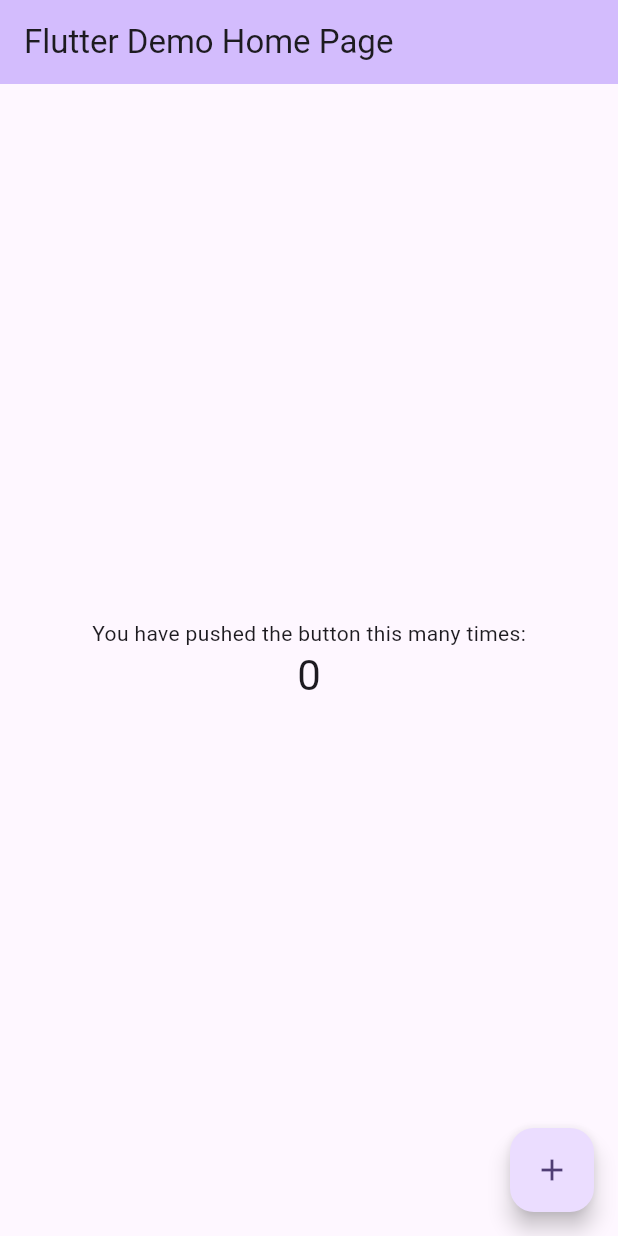
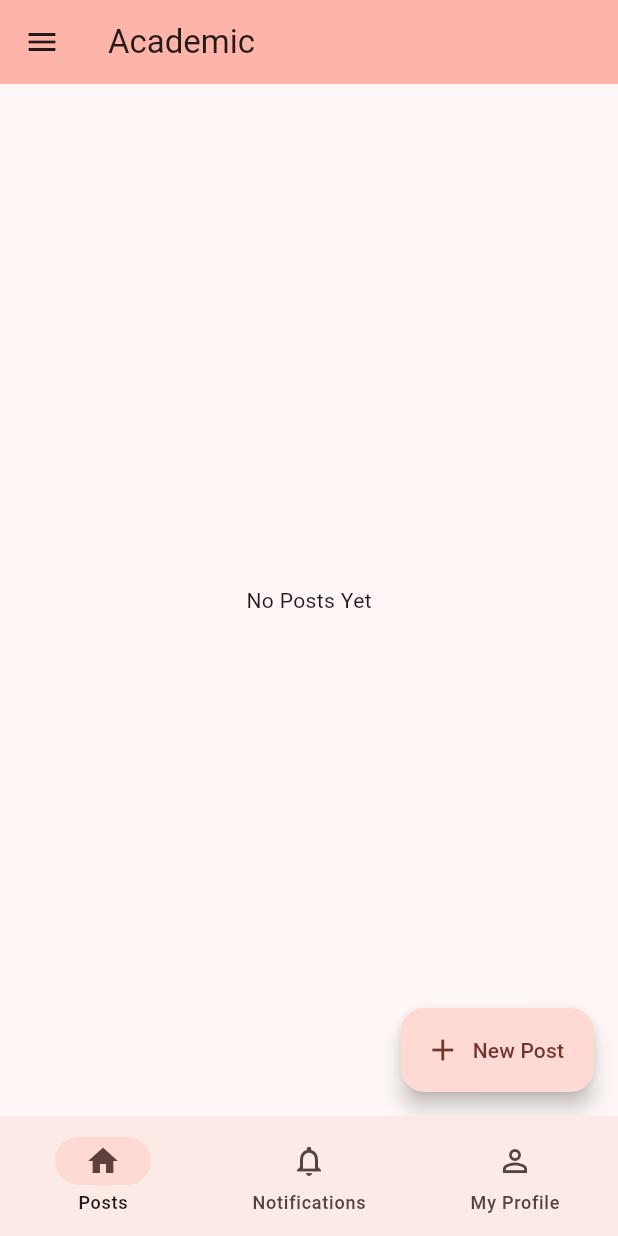
Before and after one commit to nenesekai/usc_tree_hole, a Flutter app: the screen it shows after launch, on a phone screen of 412 x 824 dp. Run offline on Flutter 3.47's test engine with Material 3 defaults, Android fonts, the phone set to English and light mode, and no system bars; our stand-ins replace cloud_firestore, firebase_core; accounts and stored records are empty.

Commit message:
implemented basic interfaces like posts and basic routing

```diff
--- /dev/null
+++ b/lib/data/post_provider.dart
@@ -0,0 +1,66 @@
+import 'dart:async';
+
+import 'package:cloud_firestore/cloud_firestore.dart';
+import 'package:usc_tree_hole/model/post.dart';
+
+abstract class PostProvider {
+  Stream<List<Post>> get allPosts;
+  Future<void> addPost(Post post);
+  Future<Post> getPostById(String postId);
+  void loadAllPosts([String? category]);
+  void dispose();
+}
+
+class FirestorePostProvider implements PostProvider {
+  FirestorePostProvider() {
+    allPosts = _allPostsController.stream;
+  }
+
+  final StreamController<List<Post>> _allPostsController = StreamController();
+
+  @override
+  late final Stream<List<Post>> allPosts;
+
+  @override
+  Future<void> addPost(Post post) {
+    final posts = FirebaseFirestore.instance.collection('posts');
+    return posts.add({
+      'title': post.title,
+      'content': post.content,
+    });
+  }
+
+  @override
+  void loadAllPosts([String? category]) {
+    Query collection = FirebaseFirestore.instance.collection('posts');
+
+    if (category != null) {
+      collection = collection.where('category', isEqualTo: category);
+    }
+
+    final querySnapshot = collection.snapshots();
+
+    querySnapshot.listen((event) {
+      final posts = event.docs.map((DocumentSnapshot doc) {
+        return Post.fromSnapshot(doc);
+      }).toList();
+
+      _allPostsController.add(posts);
+    });
+  }
+
+  @override
+  @override
+  void dispose() {
+    _allPostsController.close();
+  }
+
+  @override
+  Future<Post> getPostById(String postId) {
+    return FirebaseFirestore.instance
+        .collection('posts')
+        .doc(postId)
+        .get()
+        .then((DocumentSnapshot doc) => Post.fromSnapshot(doc));
+  }
+}
--- /dev/null
+++ b/lib/data/user_provider.dart
@@ -0,0 +1,6 @@
+import 'package:usc_tree_hole/model/user.dart';
+
+abstract class UserProvider {
+  Future<User> getUserById(String userId);
+  void dispose();
+}
--- a/lib/main.dart
+++ b/lib/main.dart
@@ -1,125 +1,81 @@
 import 'package:flutter/material.dart';
+import 'package:firebase_core/firebase_core.dart';
+import 'package:usc_tree_hole/view/notifications_page.dart';
+import 'package:usc_tree_hole/view/posts_page.dart';
+import 'firebase_options.dart';
 
-void main() {
+void main() async {
+  // Initialize Firebase
+  WidgetsFlutterBinding.ensureInitialized();
+  await Firebase.initializeApp(
+    options: DefaultFirebaseOptions.currentPlatform,
+  );
+
   runApp(const MyApp());
 }
 
 class MyApp extends StatelessWidget {
   const MyApp({super.key});
 
-  // This widget is the root of your application.
   @override
   Widget build(BuildContext context) {
     return MaterialApp(
-      title: 'Flutter Demo',
+      title: 'USC Tree Hole',
       theme: ThemeData(
-        // This is the theme of your application.
-        //
-        // TRY THIS: Try running your application with "flutter run". You'll see
-        // the application has a purple toolbar. Then, without quitting the app,
-        // try changing the seedColor in the colorScheme below to Colors.green
-        // and then invoke "hot reload" (save your changes or press the "hot
-        // reload" button in a Flutter-supported IDE, or press "r" if you used
-        // the command line to start the app).
-        //
-        // Notice that the counter didn't reset back to zero; the application
-        // state is not lost during the reload. To reset the state, use hot
-        // restart instead.
-        //
-        // This works for code too, not just values: Most code changes can be
-        // tested with just a hot reload.
-        colorScheme: ColorScheme.fromSeed(seedColor: Colors.deepPurple),
+        colorScheme: ColorScheme.fromSeed(seedColor: Colors.red),
         useMaterial3: true,
       ),
-      home: const MyHomePage(title: 'Flutter Demo Home Page'),
+      home: const HomePage(),
     );
   }
 }
 
-class MyHomePage extends StatefulWidget {
-  const MyHomePage({super.key, required this.title});
+class HomePage extends StatefulWidget {
+  const HomePage({super.key});
 
-  // This widget is the home page of your application. It is stateful, meaning
-  // that it has a State object (defined below) that contains fields that affect
-  // how it looks.
-
-  // This class is the configuration for the state. It holds the values (in this
-  // case the title) provided by the parent (in this case the App widget) and
-  // used by the build method of the State. Fields in a Widget subclass are
-  // always marked "final".
-
-  final String title;
+  static const unselectedIcons = <IconData>[
+    Icons.home_outlined,
+    Icons.notifications_outlined,
+    Icons.person_outline
+  ];
+  static const selectedIcons = <IconData>[
+    Icons.home,
+    Icons.notifications,
+    Icons.person,
+  ];
+  static const labels = <String>[
+    'Posts',
+    'Notifications',
+    'My Profile',
+  ];
 
   @override
-  State<MyHomePage> createState() => _MyHomePageState();
+  State<HomePage> createState() => _HomePageState();
 }
 
-class _MyHomePageState extends State<MyHomePage> {
-  int _counter = 0;
-
-  void _incrementCounter() {
-    setState(() {
-      // This call to setState tells the Flutter framework that something has
-      // changed in this State, which causes it to rerun the build method below
-      // so that the display can reflect the updated values. If we changed
-      // _counter without calling setState(), then the build method would not be
-      // called again, and so nothing would appear to happen.
-      _counter++;
-    });
-  }
+class _HomePageState extends State<HomePage> {
+  int _selectedPage = 0;
 
   @override
   Widget build(BuildContext context) {
-    // This method is rerun every time setState is called, for instance as done
-    // by the _incrementCounter method above.
-    //
-    // The Flutter framework has been optimized to make rerunning build methods
-    // fast, so that you can just rebuild anything that needs updating rather
-    // than having to individually change instances of widgets.
     return Scaffold(
-      appBar: AppBar(
-        // TRY THIS: Try changing the color here to a specific color (to
-        // Colors.amber, perhaps?) and trigger a hot reload to see the AppBar
-        // change color while the other colors stay the same.
-        backgroundColor: Theme.of(context).colorScheme.inversePrimary,
-        // Here we take the value from the MyHomePage object that was created by
-        // the App.build method, and use it to set our appbar title.
-        title: Text(widget.title),
+      body: <Widget>[
+        const PostsPage(),
+        const NotificationsPage(),
+        Placeholder(),
+      ][_selectedPage],
+      bottomNavigationBar: NavigationBar(
+        destinations: [
+          for (int i = 0; i < 3; ++i)
+            NavigationDestination(
+              icon: Icon(HomePage.unselectedIcons[i]),
+              selectedIcon: Icon(HomePage.selectedIcons[i]),
+              label: HomePage.labels[i],
+            )
+        ],
+        selectedIndex: _selectedPage,
+        onDestinationSelected: (value) => setState(() => _selectedPage = value),
       ),
-      body: Center(
-        // Center is a layout widget. It takes a single child and positions it
-        // in the middle of the parent.
-        child: Column(
-          // Column is also a layout widget. It takes a list of children and
-          // arranges them vertically. By default, it sizes itself to fit its
-          // children horizontally, and tries to be as tall as its parent.
-          //
-          // Column has various properties to control how it sizes itself and
-          // how it positions its children. Here we use mainAxisAlignment to
-          // center the children vertically; the main axis here is the vertical
-          // axis because Columns are vertical (the cross axis would be
-          // horizontal).
-          //
-          // TRY THIS: Invoke "debug painting" (choose the "Toggle Debug Paint"
-          // action in the IDE, or press "p" in the console), to see the
-          // wireframe for each widget.
-          mainAxisAlignment: MainAxisAlignment.center,
-          children: <Widget>[
-            const Text(
-              'You have pushed the button this many times:',
-            ),
-            Text(
-              '$_counter',
-              style: Theme.of(context).textTheme.headlineMedium,
-            ),
-          ],
-        ),
-      ),
-      floatingActionButton: FloatingActionButton(
-        onPressed: _incrementCounter,
-        tooltip: 'Increment',
-        child: const Icon(Icons.add),
-      ), // This trailing comma makes auto-formatting nicer for build methods.
     );
   }
 }
--- /dev/null
+++ b/lib/model/post.dart
@@ -0,0 +1,30 @@
+import 'package:cloud_firestore/cloud_firestore.dart';
+
+typedef PostPressedCallback = void Function(Post post);
+typedef ClosePostPressedCallback = void Function();
+
+class Post {
+  static const postCategory = <String>['Academic', 'Life', 'Event'];
+
+  final String id;
+  final String title;
+  final String content;
+  final String category;
+
+  Post._({
+    required this.id,
+    required this.title,
+    required this.content,
+    required this.category,
+  });
+
+  factory Post.fromSnapshot(DocumentSnapshot snapshot) {
+    final data = snapshot.data() as Map<String, dynamic>;
+    return Post._(
+      id: snapshot.id,
+      title: data['title'],
+      content: data['content'],
+      category: data['category'],
+    );
+  }
+}
--- /dev/null
+++ b/lib/view/post_page.dart
@@ -0,0 +1,22 @@
+import 'package:flutter/material.dart';
+import 'package:usc_tree_hole/model/post.dart';
+
+class PostPage extends StatelessWidget {
+  static const route = '/post';
+
+  const PostPage({super.key, required this.post});
+
+  final Post post;
+
+  @override
+  Widget build(BuildContext context) {
+    return Center(
+      child: Column(
+        children: [
+          Text(post.title ?? 'No Title'),
+          Text(post.content ?? ''),
+        ],
+      ),
+    );
+  }
+}
--- /dev/null
+++ b/lib/view/posts_page.dart
@@ -0,0 +1,85 @@
+import 'package:flutter/material.dart';
+import 'package:usc_tree_hole/data/post_provider.dart';
+import 'package:usc_tree_hole/model/post.dart';
+import 'package:usc_tree_hole/view/post_card.dart';
+import 'package:usc_tree_hole/view/posts_list.dart';
+
+class PostsPage extends StatefulWidget {
+  const PostsPage({
+    super.key,
+  });
+
+  @override
+  State<PostsPage> createState() => _PostsPageState();
+}
+
+class _PostsPageState extends State<PostsPage> {
+  bool _isLoading = true;
+  String _selectedCategory = Post.postCategory.first;
+  final FirestorePostProvider _firestorePostProvider = FirestorePostProvider();
+
+  @override
+  void initState() {
+    _firestorePostProvider.loadAllPosts(_selectedCategory);
+    _isLoading = false;
+    super.initState();
+  }
+
+  @override
+  void dispose() {
+    _firestorePostProvider.dispose();
+    super.dispose();
+  }
+
+  Future<void> _onChangedCategory(String category) async {
+    setState(() {
+      _isLoading = true;
+      _selectedCategory = category;
+    });
+    Navigator.pop(context);
+    _firestorePostProvider.loadAllPosts(_selectedCategory);
+    setState(() => _isLoading = false);
+  }
+
+  @override
+  Widget build(BuildContext context) {
+    return StreamBuilder<List<Post>>(
+      stream: _firestorePostProvider.allPosts,
+      initialData: const [],
+      builder: (BuildContext context, AsyncSnapshot<List<Post>> snapshot) {
+        final posts = snapshot.data!;
+        return Scaffold(
+            appBar: AppBar(
+              title: Text(_selectedCategory),
+              backgroundColor: Theme.of(context).colorScheme.inversePrimary,
+            ),
+            drawer: Drawer(
+              child: SafeArea(
+                child: ListView(
+                  padding: EdgeInsets.zero,
+                  children: Post.postCategory.map<ListTile>((category) {
+                    return ListTile(
+                      title: Text(category),
+                      onTap: () => _onChangedCategory(category),
+                      selected: _selectedCategory == category,
+                      selectedTileColor: Theme.of(context).focusColor,
+                    );
+                  }).toList(),
+                ),
+              ),
+            ),
+            floatingActionButton: FloatingActionButton.extended(
+                icon: const Icon(Icons.add),
+                label: const Text('New Post'),
+                onPressed: () {}),
+            body: Center(
+              child: _isLoading
+                  ? const CircularProgressIndicator()
+                  : posts.isNotEmpty
+                      ? PostsListView()
+                      : const Text('No Posts Yet'),
+            ));
+      },
+    );
+  }
+}
--- a/pubspec.yaml
+++ b/pubspec.yaml
@@ -35,6 +35,9 @@ dependencies:
   # The following adds the Cupertino Icons font to your application.
   # Use with the CupertinoIcons class for iOS style icons.
   cupertino_icons: ^1.0.8
+  firebase_core: ^3.6.0
+  cloud_firestore: ^5.4.4
+  firebase_auth: ^5.3.1
 
 dev_dependencies:
   flutter_test:
```
Also changed, not shown: lib/model/user.dart (added, +28 -0 lines), lib/view/notifications_page.dart (added, +10 -0 lines), lib/view/post_card.dart (added, +62 -0 lines), lib/view/posts_list.dart (added, +21 -0 lines), lib/view/profile_page.dart (added, +20 -0 lines), firebase.json (added), lib/firebase_options.dart (added), pubspec.lock, 6 other files.
